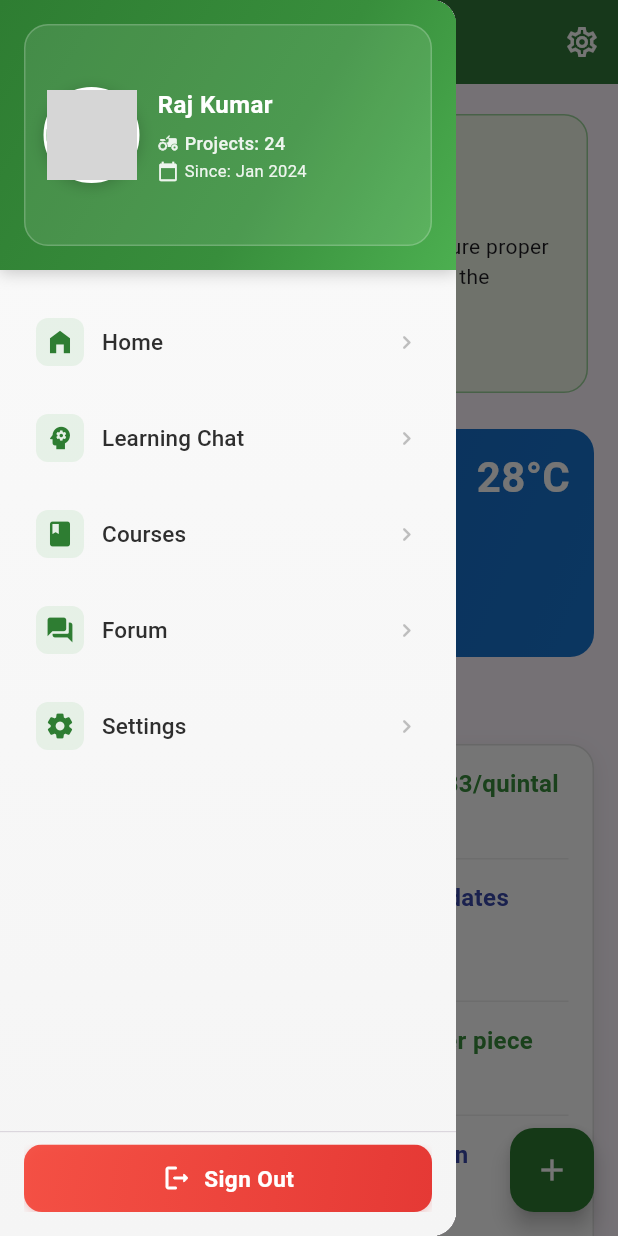
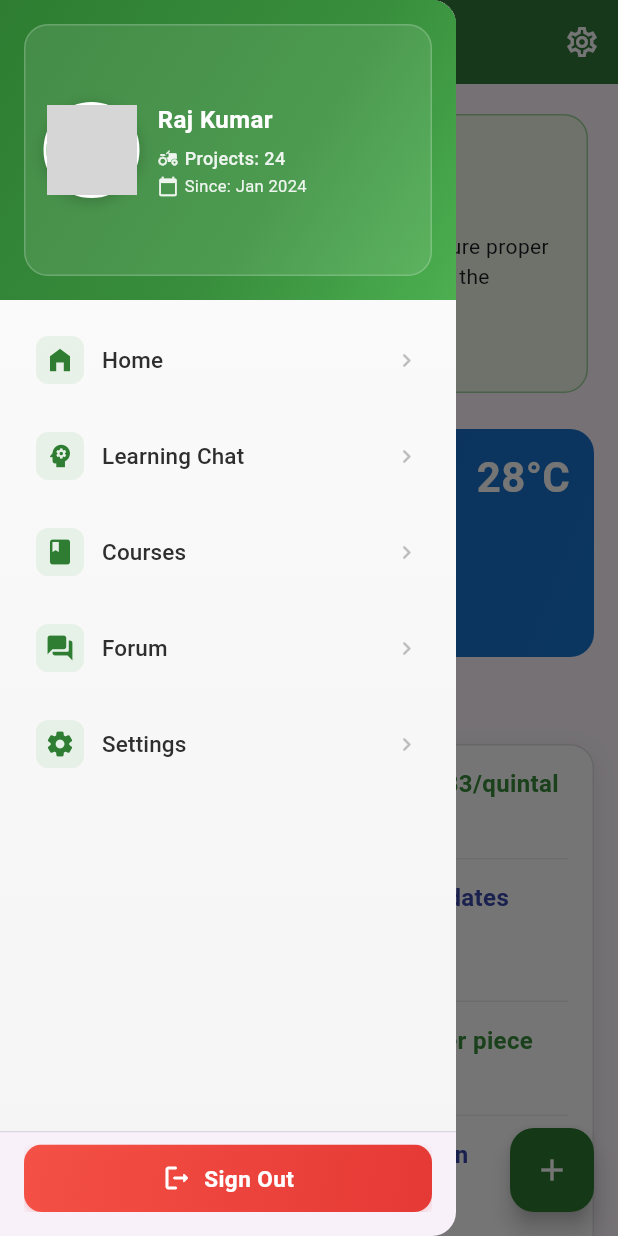
Before and after one commit to yuvakrishnayk/krishi_sakhi, a Flutter app: the screen it shows after launch, with the side drawer open, on a phone screen of 412 x 824 dp. Run offline on Flutter 3.47's test engine with Material 3 defaults, Android fonts, the light colour scheme and no system bars; our stand-ins replace image_picker; network calls fail; grey boxes are pictures that could not be loaded.

Commit message:
fix: refactor drawer layout and improve gradient styling

```diff
--- a/lib/components/drawer.dart
+++ b/lib/components/drawer.dart
@@ -14,6 +14,10 @@ class CustomDrawer extends StatelessWidget {
     final l10n = AppLocalizations.of(context)!; // make non-null
     return Drawer(
       elevation: 16,
+      child: Column(
+        children: [
+          _buildDrawerHeader(context),
+          Expanded(
             child: Container(
               decoration: BoxDecoration(
                 gradient: LinearGradient(
@@ -22,11 +26,6 @@ class CustomDrawer extends StatelessWidget {
                   colors: [Colors.grey.shade50, Colors.grey.shade100],
                 ),
               ),
-        child: SafeArea(
-          child: Column(
-            children: [
-              _buildDrawerHeader(context),
-              Expanded(
               child: SingleChildScrollView(
                 padding: EdgeInsets.zero,
                 child: Column(
@@ -36,9 +35,7 @@ class CustomDrawer extends StatelessWidget {
                       _DrawerItemData(Icons.home_filled, l10n.drawerHome, () {
                         Navigator.push(
                           context,
-                            MaterialPageRoute(
-                              builder: (context) => HomeScreen(),
-                            ),
+                          MaterialPageRoute(builder: (context) => HomeScreen()),
                         );
                       }),
                       _DrawerItemData(
@@ -96,22 +93,24 @@ class CustomDrawer extends StatelessWidget {
                 ),
               ),
             ),
+          ),
           const Divider(height: 1, thickness: 0.5),
           _buildLogoutButton(context),
         ],
-          ),
-        ),
       ),
     );
   }
 
   Widget _buildDrawerHeader(BuildContext context) {
     return Container(
-      constraints: BoxConstraints(minHeight: 180, maxHeight: 220),
-      margin: const EdgeInsets.only(bottom: 8),
-      child: Container(
+      constraints: BoxConstraints(minHeight: 200, maxHeight: 240),
       margin: EdgeInsets.zero,
-        padding: const EdgeInsets.all(16),
+      padding: EdgeInsets.fromLTRB(
+        16,
+        MediaQuery.of(context).padding.top + 16,
+        16,
+        16,
+      ),
       decoration: BoxDecoration(
         gradient: LinearGradient(
           begin: Alignment.topLeft,
@@ -132,7 +131,6 @@ class CustomDrawer extends StatelessWidget {
         ],
       ),
       child: _buildProfileContainer(context),
-      ),
     );
   }
 
```
Lines whose indentation alone changed are shown as unchanged.
